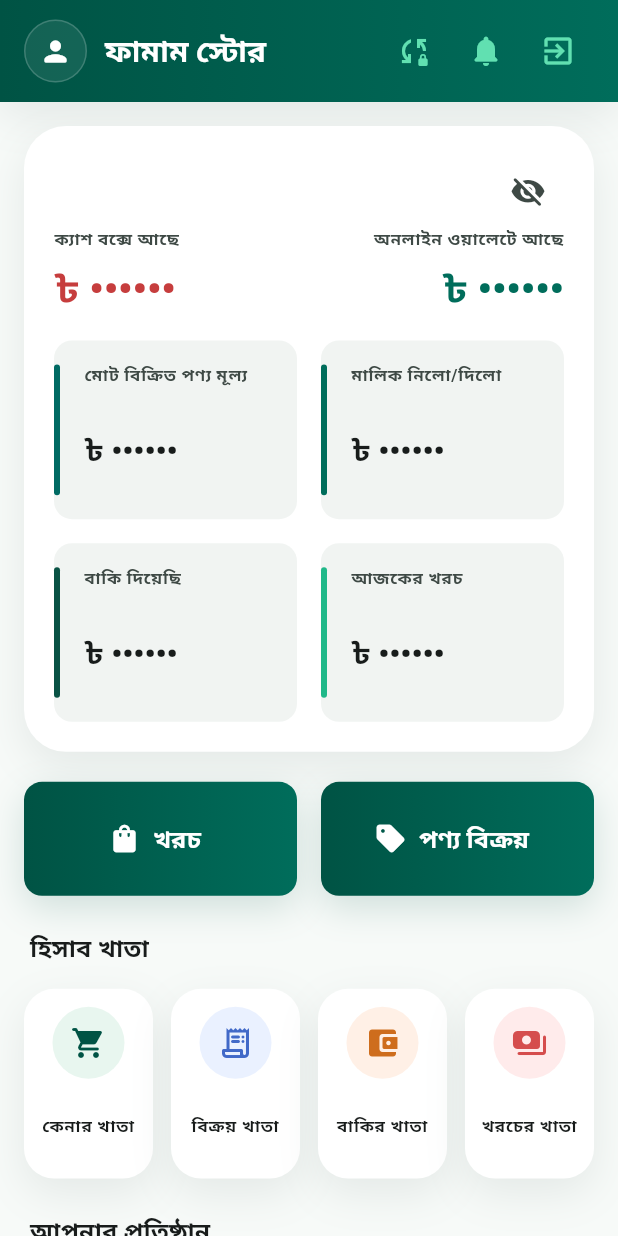
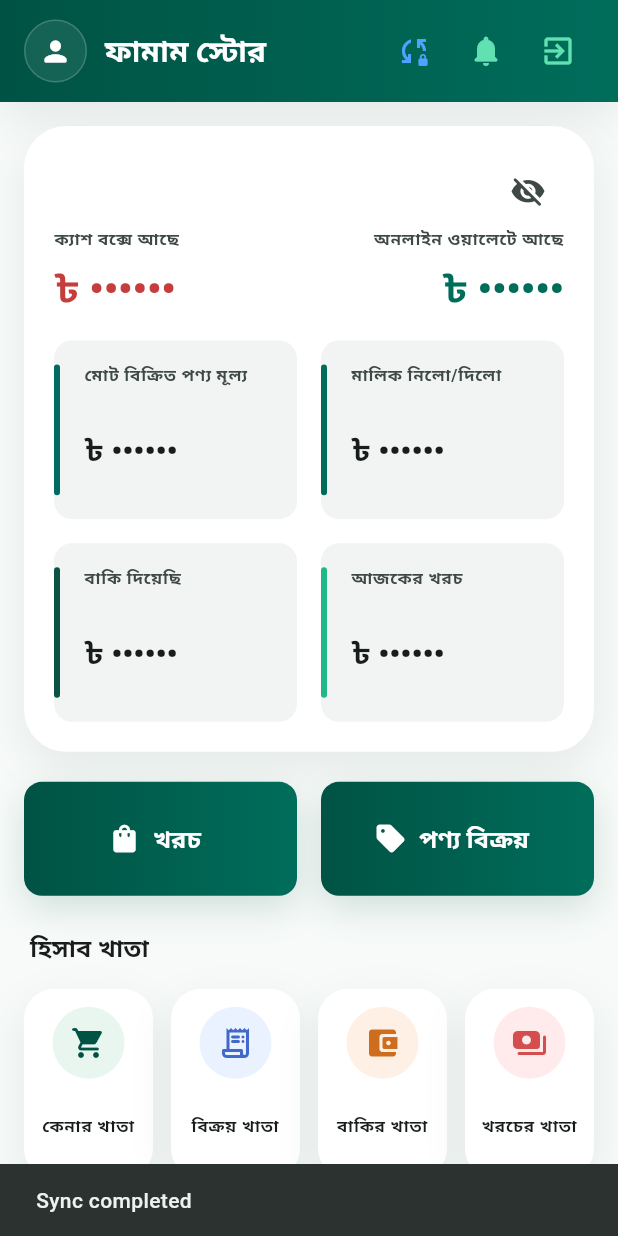
Before and after one commit to faisalahamed/bonik, a Flutter app: the DashboardAndroidPage screen opened directly, after a tap on the "sync lock" icon, on a phone screen of 412 x 824 dp. Run offline on Flutter 3.47's test engine with Material 3 defaults, Android fonts, the phone set to English and light mode, and no system bars; our stand-ins replace drift, drift_flutter, flutter_riverpod, go_router; accounts and stored records are empty; generated files the repository leaves out were written again.

Commit message:
sync icon and functionality

```diff
--- a/frontend/lib/core/database/app_database.dart
+++ b/frontend/lib/core/database/app_database.dart
@@ -120,6 +120,21 @@ final class AppDatabase extends _$AppDatabase {
     return (select(
       localUsers,
     )..where((user) => user.isCurrent.equals(true))).watchSingleOrNull();
+  }
+
+  Stream<bool> watchHasUnsyncedData() {
+    return customSelect(
+      '''
+      SELECT EXISTS(
+        SELECT 1 FROM local_shops WHERE sync_status != 'synced'
+        UNION ALL
+        SELECT 1 FROM local_users WHERE sync_status != 'synced'
+        UNION ALL
+        SELECT 1 FROM local_categories WHERE sync_status != 'synced'
+      ) AS has_unsynced
+      ''',
+      readsFrom: {localShops, localUsers, localCategories},
+    ).watchSingle().map((row) => row.read<bool>('has_unsynced'));
   }
 
   Future<LocalUser?> getCurrentUser() {
--- /dev/null
+++ b/frontend/lib/core/sync/app_sync_service.dart
@@ -0,0 +1,21 @@
+import 'package:flutter_riverpod/flutter_riverpod.dart';
+
+import '../../features/purchases/data/category_sync_service.dart';
+
+final appSyncServiceProvider = Provider<AppSyncService>((ref) {
+  return AppSyncService(ref);
+});
+
+class AppSyncService {
+  const AppSyncService(this._ref);
+
+  final Ref _ref;
+
+  Future<void> syncAll() async {
+    await _ref.read(categorySyncServiceProvider).syncProductCategories();
+
+    // Add future sync modules here:
+    // await _ref.read(salesSyncServiceProvider).syncSales();
+    // await _ref.read(purchaseSyncServiceProvider).syncPurchases();
+  }
+}
--- a/frontend/lib/features/dashboard/presentation/pages/dashboard_android_page.dart
+++ b/frontend/lib/features/dashboard/presentation/pages/dashboard_android_page.dart
@@ -8,6 +8,8 @@ import '../../../../app/theme/app_gradients.dart';
 import '../../../../app/theme/app_radii.dart';
 import '../../../../app/theme/app_shadows.dart';
 import '../../../../app/theme/app_spacing.dart';
+import '../../../../core/database/app_database.dart';
+import '../../../../core/sync/app_sync_service.dart';
 import '../../../auth/application/auth_controller.dart';
 
 class DashboardAndroidPage extends StatelessWidget {
@@ -141,11 +143,18 @@ class DashboardAndroidPage extends StatelessWidget {
   }
 }
 
-class _DashboardTopBar extends ConsumerWidget {
+class _DashboardTopBar extends ConsumerStatefulWidget {
   const _DashboardTopBar();
 
   @override
-  Widget build(BuildContext context, WidgetRef ref) {
+  ConsumerState<_DashboardTopBar> createState() => _DashboardTopBarState();
+}
+
+class _DashboardTopBarState extends ConsumerState<_DashboardTopBar> {
+  bool _isSyncing = false;
+
+  @override
+  Widget build(BuildContext context) {
     return DecoratedBox(
       decoration: const BoxDecoration(
         gradient: AppGradients.primaryButton,
@@ -187,10 +196,39 @@ class _DashboardTopBar extends ConsumerWidget {
                     ),
                   ),
                 ),
-                   IconButton(
-                  onPressed: () {},
-                  color: const Color(0xFF61E0B1),
-                  icon: const Icon(Icons.sync_lock_outlined),
+                StreamBuilder<bool>(
+                  stream: ref.read(appDatabaseProvider).watchHasUnsyncedData(),
+                  builder: (context, snapshot) {
+                    final hasUnsyncedData = snapshot.data ?? false;
+
+                    return IconButton(
+                      onPressed: _isSyncing ? null : _syncAll,
+                      tooltip: _isSyncing
+                          ? 'Syncing local data'
+                          : hasUnsyncedData
+                          ? 'Tap to sync local data'
+                          : 'Tap to check sync',
+                      color: hasUnsyncedData
+                          ? const Color(0xFFE04747)
+                          : const Color(0xFF4DA3FF),
+                      icon: _isSyncing
+                          ? const SizedBox(
+                              width: 22,
+                              height: 22,
+                              child: CircularProgressIndicator(
+                                strokeWidth: 2.4,
+                                valueColor: AlwaysStoppedAnimation<Color>(
+                                  Color(0xFF4DA3FF),
+                                ),
+                              ),
+                            )
+                          : Icon(
+                              hasUnsyncedData
+                                  ? Icons.sync_problem_rounded
+                                  : Icons.sync_lock_outlined,
+                            ),
+                    );
+                  },
                 ),
                 IconButton(
                   onPressed: () {},
@@ -210,6 +248,37 @@ class _DashboardTopBar extends ConsumerWidget {
         ),
       ),
     );
+  }
+
+  Future<void> _syncAll() async {
+    setState(() {
+      _isSyncing = true;
+    });
+
+    try {
+      await ref.read(appSyncServiceProvider).syncAll();
+      if (!mounted) {
+        return;
+      }
+
+      ScaffoldMessenger.of(
+        context,
+      ).showSnackBar(const SnackBar(content: Text('Sync completed')));
+    } catch (error) {
+      if (!mounted) {
+        return;
+      }
+
+      ScaffoldMessenger.of(
+        context,
+      ).showSnackBar(SnackBar(content: Text(error.toString())));
+    } finally {
+      if (mounted) {
+        setState(() {
+          _isSyncing = false;
+        });
+      }
+    }
   }
 }
 
```
